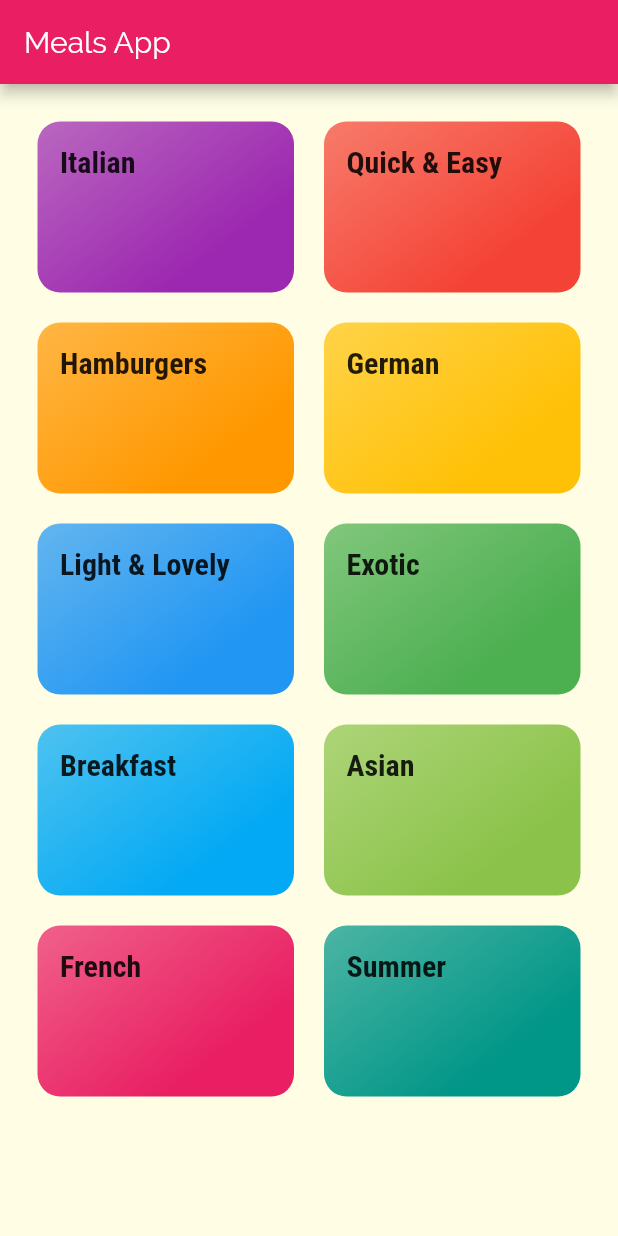
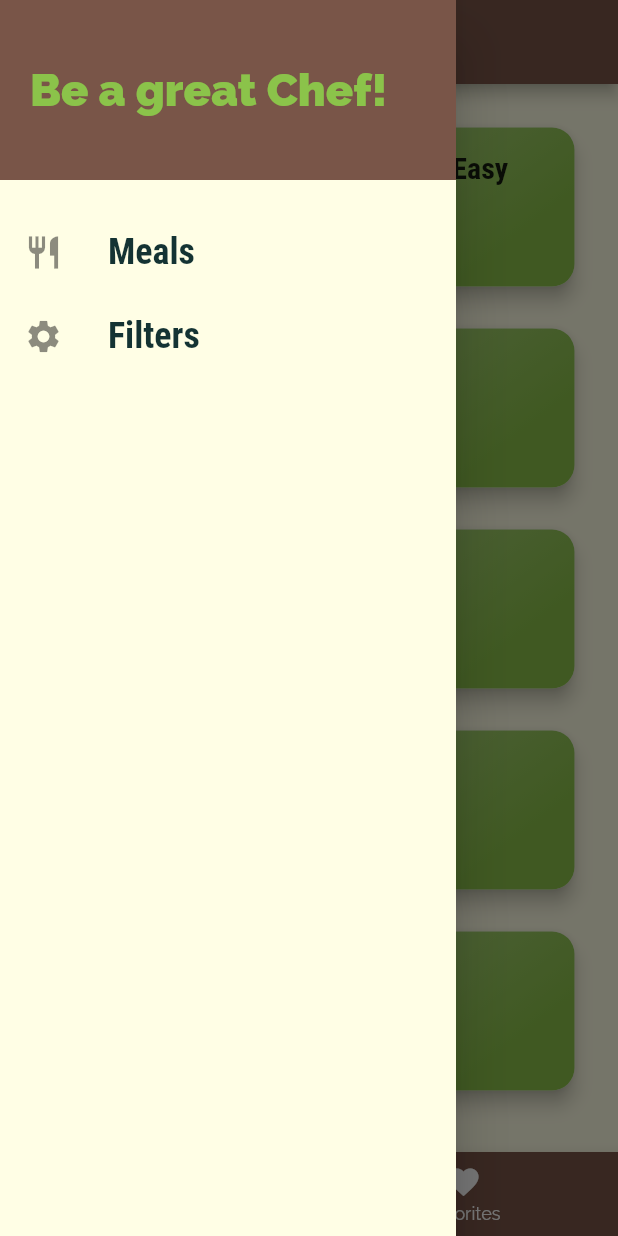
Before and after one commit to MBanawa/meals_app, a Flutter app: the screen it shows after launch, with the side drawer open (before the commit the screen has no drawer), on a phone screen of 412 x 824 dp. Run offline on Flutter 3.47's test engine with Material 2 defaults, Android fonts, the phone set to English and light mode, and no system bars.

Commit message:
added meal details UI, Bottom Nav, Drawer Nav

```diff
--- a/lib/categories_screen.dart
+++ /dev/null
@@ -1,31 +0,0 @@
-import 'package:flutter/material.dart';
-import 'package:meals_app/category_item.dart';
-
-import 'package:meals_app/dummy_data.dart';
-
-class CategoriesScreen extends StatelessWidget {
-  @override
-  Widget build(BuildContext context) {
-    return Scaffold(
-      appBar: AppBar(
-        title: const Text('Meals App'),
-      ),
-      body: GridView(
-        padding: const EdgeInsets.all(25.0),
-        gridDelegate: SliverGridDelegateWithMaxCrossAxisExtent(
-          maxCrossAxisExtent: 200,
-          childAspectRatio: 3 / 2,
-          crossAxisSpacing: 20,
-          mainAxisSpacing: 20,
-        ),
-        children: DUMMY_CATEGORIES
-            .map((catData) => CategoryItem(
-                  id: catData.id,
-                  title: catData.title,
-                  color: catData.color,
-                ))
-            .toList(),
-      ),
-    );
-  }
-}
--- a/lib/dummy_data.dart
+++ b/lib/dummy_data.dart
@@ -6,37 +6,37 @@ const DUMMY_CATEGORIES = const [
   Category(
     id: 'c1',
     title: 'Italian',
-    color: Colors.purple,
+    color: Colors.lightGreen,
   ),
   Category(
     id: 'c2',
     title: 'Quick & Easy',
-    color: Colors.red,
+    color: Colors.lightGreen,
   ),
   Category(
     id: 'c3',
     title: 'Hamburgers',
-    color: Colors.orange,
+    color: Colors.lightGreen,
   ),
   Category(
     id: 'c4',
     title: 'German',
-    color: Colors.amber,
+    color: Colors.lightGreen,
   ),
   Category(
     id: 'c5',
     title: 'Light & Lovely',
-    color: Colors.blue,
+    color: Colors.lightGreen,
   ),
   Category(
     id: 'c6',
     title: 'Exotic',
-    color: Colors.green,
+    color: Colors.lightGreen,
   ),
   Category(
     id: 'c7',
     title: 'Breakfast',
-    color: Colors.lightBlue,
+    color: Colors.lightGreen,
   ),
   Category(
     id: 'c8',
@@ -46,12 +46,12 @@ const DUMMY_CATEGORIES = const [
   Category(
     id: 'c9',
     title: 'French',
-    color: Colors.pink,
+    color: Colors.lightGreen,
   ),
   Category(
     id: 'c10',
     title: 'Summer',
-    color: Colors.teal,
+    color: Colors.lightGreen,
   ),
 ];
 
@@ -384,7 +384,7 @@ const DUMMY_MEALS = const [
         'https://cdn.pixabay.com/photo/2018/04/09/18/26/asparagus-3304997_1280.jpg',
     duration: 30,
     ingredients: [
-      'White and Green Asparagus',
+      'White and lightGreen Asparagus',
       '30g Pine Nuts',
       '300g Cherry Tomatoes',
       'Salad',
--- a/lib/main.dart
+++ b/lib/main.dart
@@ -1,6 +1,9 @@
 import 'package:flutter/material.dart';
-import 'package:meals_app/categories_screen.dart';
-import 'package:meals_app/category_meals_screen.dart';
+import 'package:meals_app/screens/categories_screen.dart';
+import 'package:meals_app/screens/category_meals_screen.dart';
+import 'package:meals_app/screens/filters_screen.dart';
+import 'package:meals_app/screens/meal_detail_screen.dart';
+import 'package:meals_app/screens/tabs_screen.dart';
 
 void main() => runApp(MyApp());
 
@@ -11,8 +14,8 @@ class MyApp extends StatelessWidget {
       debugShowCheckedModeBanner: false,
       title: 'DeliMeals',
       theme: ThemeData(
-        primarySwatch: Colors.pink,
-        accentColor: Colors.amber,
+        primarySwatch: Colors.brown,
+        accentColor: Colors.lightGreen,
         canvasColor: Color.fromRGBO(255, 254, 229, 1),
         fontFamily: 'Raleway',
         textTheme: ThemeData.light().textTheme.copyWith(
@@ -27,8 +30,14 @@ class MyApp extends StatelessWidget {
       ),
       initialRoute: '/',
       routes: {
-        '/': (ctx) => CategoriesScreen(),
+        '/': (ctx) => TabsScreen(),
         CategoryMealsScreen.routeName: (ctx) => CategoryMealsScreen(),
+        MealDetailScreen.routeName: (ctx) => MealDetailScreen(),
+        FilterScreen.routeName: (ctx) => FilterScreen(),
+      },
+      //if there are route errors, return CategoriesScreen:
+      onUnknownRoute: (settings) {
+        return MaterialPageRoute(builder: (ctx) => CategoriesScreen());
       },
     );
   }
--- /dev/null
+++ b/lib/screens/categories_screen.dart
@@ -0,0 +1,32 @@
+import 'package:flutter/material.dart';
+import 'package:meals_app/widgets/category_item.dart';
+
+import 'package:meals_app/dummy_data.dart';
+
+class CategoriesScreen extends StatelessWidget {
+  @override
+  Widget build(BuildContext context) {
+    return GridView(
+      padding: const EdgeInsets.all(25.0),
+      gridDelegate: SliverGridDelegateWithMaxCrossAxisExtent(
+        maxCrossAxisExtent: 200,
+        childAspectRatio: 3 / 2,
+        crossAxisSpacing: 20,
+        mainAxisSpacing: 20,
+      ),
+      children: DUMMY_CATEGORIES
+          .map((catData) => Card(
+                shape: RoundedRectangleBorder(
+                  borderRadius: BorderRadius.circular(15.0),
+                ),
+                elevation: 5,
+                child: CategoryItem(
+                  id: catData.id,
+                  title: catData.title,
+                  color: catData.color,
+                ),
+              ))
+          .toList(),
+    );
+  }
+}
--- /dev/null
+++ b/lib/screens/tabs_screen.dart
@@ -0,0 +1,61 @@
+import 'package:flutter/material.dart';
+import 'package:meals_app/screens/categories_screen.dart';
+import 'package:meals_app/screens/favorites_screen.dart';
+import 'package:meals_app/widgets/main_drawer.dart';
+
+class TabsScreen extends StatefulWidget {
+  @override
+  _TabsScreenState createState() => _TabsScreenState();
+}
+
+class _TabsScreenState extends State<TabsScreen> {
+  final List<Map<String, Object>> _pages = [
+    {
+      'page': CategoriesScreen(),
+      'title': 'Categories',
+    },
+    {
+      'page': FavoritesScreen(),
+      'title': 'Your Favorites',
+    },
+  ];
+
+  int _selectedPageIndex = 0;
+
+  void _selectPage(int index) {
+    setState(() {
+      _selectedPageIndex = index;
+    });
+  }
+
+  @override
+  Widget build(BuildContext context) {
+    return Scaffold(
+      drawer: MainDrawer(),
+      appBar: AppBar(
+        title: Text(_pages[_selectedPageIndex]['title']),
+      ),
+      body: _pages[_selectedPageIndex]['page'],
+      bottomNavigationBar: BottomNavigationBar(
+        onTap: _selectPage,
+        backgroundColor: Theme.of(context).primaryColor,
+        unselectedItemColor: Colors.white,
+        selectedItemColor: Theme.of(context).accentColor,
+        currentIndex: _selectedPageIndex,
+        type: BottomNavigationBarType.fixed,
+        items: [
+          BottomNavigationBarItem(
+            // backgroundColor: Theme.of(context).primaryColor,
+            icon: Icon(Icons.category),
+            label: 'Categories',
+          ),
+          BottomNavigationBarItem(
+            // backgroundColor: Theme.of(context).primaryColor,
+            icon: Icon(Icons.favorite),
+            label: 'Favorites',
+          ),
+        ],
+      ),
+    );
+  }
+}
--- a/lib/category_item.dart
+++ b/lib/widgets/category_item.dart
@@ -1,5 +1,5 @@
 import 'package:flutter/material.dart';
-import 'package:meals_app/category_meals_screen.dart';
+import 'package:meals_app/screens/category_meals_screen.dart';
 
 class CategoryItem extends StatelessWidget {
   final String id;
--- /dev/null
+++ b/lib/widgets/main_drawer.dart
@@ -0,0 +1,61 @@
+import 'package:flutter/material.dart';
+import 'package:meals_app/screens/filters_screen.dart';
+
+class MainDrawer extends StatelessWidget {
+  Widget buildListTile(String title, IconData icon, Function tapHandler) {
+    return ListTile(
+      leading: Icon(
+        icon,
+        size: 26.0,
+      ),
+      title: Text(
+        title,
+        style: TextStyle(
+            fontFamily: 'RobotoCondensed',
+            fontSize: 24.0,
+            fontWeight: FontWeight.bold),
+      ),
+      onTap: tapHandler,
+    );
+  }
+
+  @override
+  Widget build(BuildContext context) {
+    return Drawer(
+      child: Column(
+        children: <Widget>[
+          Container(
+            height: 120.0,
+            width: double.infinity,
+            padding: EdgeInsets.all(20.0),
+            alignment: Alignment.centerLeft,
+            color: Theme.of(context).primaryColor,
+            child: Text(
+              'Be a great Chef!',
+              style: TextStyle(
+                  fontWeight: FontWeight.w900,
+                  fontSize: 30.0,
+                  color: Theme.of(context).accentColor),
+            ),
+          ),
+          SizedBox(height: 20.0),
+          buildListTile(
+            'Meals',
+            Icons.restaurant,
+            () {
+              Navigator.of(context).pushReplacementNamed('/');
+            },
+          ),
+          buildListTile(
+            'Filters',
+            Icons.settings,
+            () {
+              Navigator.of(context)
+                  .pushReplacementNamed(FilterScreen.routeName);
+            },
+          ),
+        ],
+      ),
+    );
+  }
+}
```
Also changed, not shown: lib/screens/category_meals_screen.dart (renamed from lib/category_meals_screen.dart, +9 -1 lines), lib/screens/favorites_screen.dart (added, +10 -0 lines), lib/screens/filters_screen.dart (added, +18 -0 lines), lib/screens/meal_detail_screen.dart (added, +91 -0 lines), lib/widgets/meal_item.dart (added, +148 -0 lines).
